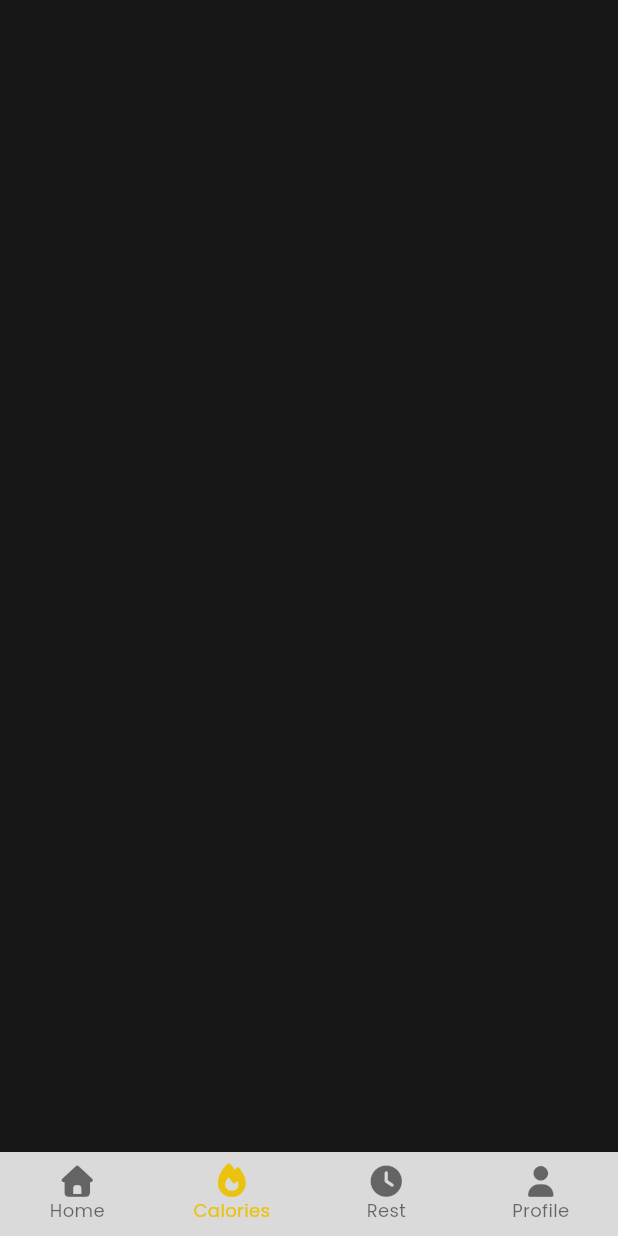
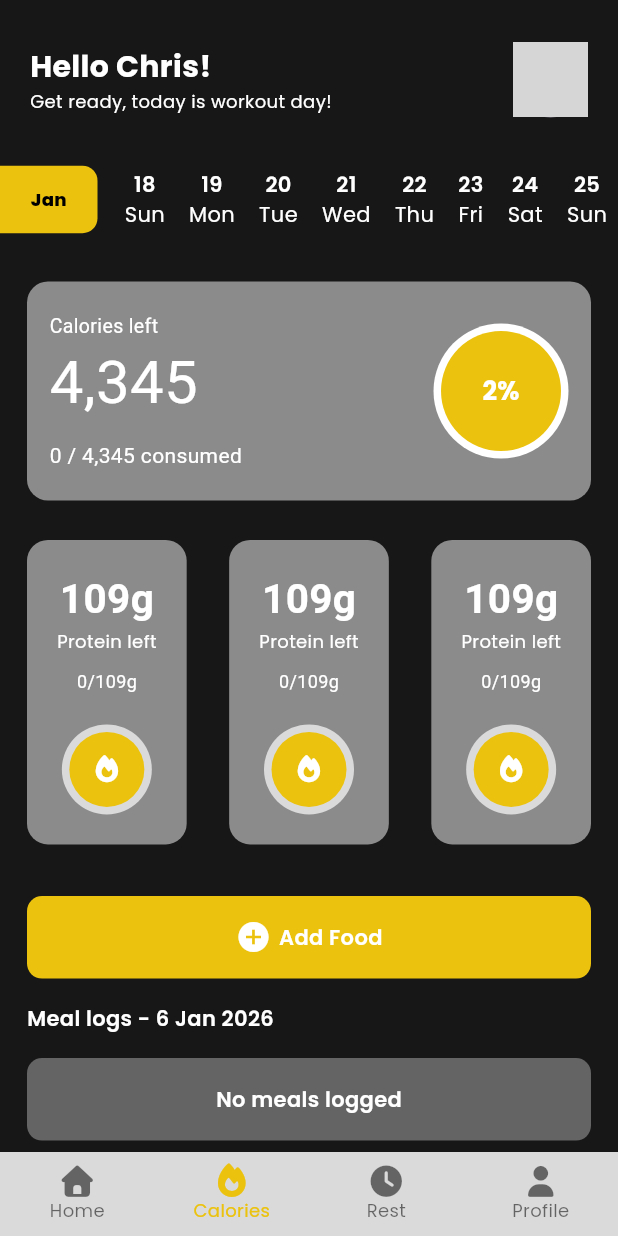
Before and after one commit to Christentimmy/Repcy, a Flutter app: the BottomNavigationWidget screen opened by its route, item 2 of the bottom bar chosen, on a phone screen of 412 x 824 dp. Run offline on Flutter 3.47's test engine with Material 3 defaults, Android fonts, the phone set to English and light mode, and no system bars; our stand-ins replace font_awesome_flutter, get, google_fonts, loading_animation_widget; grey boxes are pictures that could not be loaded.

Commit message:
calories screen

```diff
--- /dev/null
+++ b/lib/app/modules/home/screens/calories_screen.dart
@@ -0,0 +1,389 @@
+import 'package:flutter/material.dart';
+import 'package:font_awesome_flutter/font_awesome_flutter.dart';
+import 'package:get/get.dart';
+import 'package:google_fonts/google_fonts.dart';
+import 'package:intl/intl.dart';
+import 'package:repcy/app/resources/colors.dart';
+import 'package:repcy/app/widgets/custom_button.dart';
+
+class CaloriesScreen extends StatelessWidget {
+  const CaloriesScreen({super.key});
+
+  @override
+  Widget build(BuildContext context) {
+    return Scaffold(
+      body: SafeArea(
+        child: ListView(
+          padding: EdgeInsets.symmetric(vertical: 20),
+          children: [
+            SizedBox(height: Get.height * 0.01),
+            Padding(
+              padding: const EdgeInsets.symmetric(horizontal: 20),
+              child: Row(
+                mainAxisAlignment: MainAxisAlignment.center,
+                children: [
+                  Column(
+                    crossAxisAlignment: CrossAxisAlignment.start,
+                    children: [
+                      Text(
+                        "Hello Chris!",
+                        style: GoogleFonts.poppins(
+                          fontSize: 20,
+                          color: Colors.white,
+                          fontWeight: FontWeight.bold,
+                        ),
+                      ),
+                      Text(
+                        "Get ready, today is workout day!",
+                        style: GoogleFonts.poppins(
+                          fontSize: 12,
+                          color: Colors.white,
+                          fontWeight: FontWeight.normal,
+                        ),
+                      ),
+                    ],
+                  ),
+                  const Spacer(),
+                  CircleAvatar(
+                    radius: 25,
+                    backgroundImage: AssetImage('assets/images/young.png'),
+                  ),
+                ],
+              ),
+            ),
+
+            SizedBox(height: Get.height * 0.03),
+            buildCalenderRow(),
+            SizedBox(height: Get.height * 0.03),
+            Container(
+              margin: EdgeInsets.symmetric(horizontal: 18),
+              padding: EdgeInsets.symmetric(vertical: 20, horizontal: 15),
+              decoration: BoxDecoration(
+                borderRadius: BorderRadius.circular(14),
+                color: Color(0xFFD9D9D9).withValues(alpha: 0.6),
+              ),
+              child: Row(
+                children: [
+                  Column(
+                    crossAxisAlignment: CrossAxisAlignment.start,
+                    children: [
+                      Text(
+                        "Calories left",
+                        style: GoogleFonts.bubblegumSans(
+                          color: Colors.white,
+                          fontSize: 13,
+                        ),
+                      ),
+                      Text(
+                        "4,345",
+                        style: GoogleFonts.bubblegumSans(
+                          color: Colors.white,
+                          fontSize: 40,
+                        ),
+                      ),
+                      SizedBox(height: 10),
+                      Text(
+                        "0 / 4,345 consumed",
+                        style: GoogleFonts.bubblegumSans(color: Colors.white),
+                      ),
+                    ],
+                  ),
+                  const Spacer(),
+                  CircleAvatar(
+                    radius: 45,
+                    backgroundColor: Colors.white,
+                    child: CircleAvatar(
+                      radius: 40,
+                      backgroundColor: AppColors.primaryColor,
+                      child: Text(
+                        "2%",
+                        style: GoogleFonts.poppins(
+                          fontSize: 17,
+                          color: Colors.white,
+                          fontWeight: FontWeight.w700,
+                        ),
+                      ),
+                    ),
+                  ),
+                ],
+              ),
+            ),
+            SizedBox(height: Get.height * 0.01),
+            Padding(
+              padding: const EdgeInsets.all(18.0),
+              child: Row(
+                mainAxisAlignment: MainAxisAlignment.spaceBetween,
+                children: [
+                  Container(
+                    padding: EdgeInsets.all(20),
+                    decoration: BoxDecoration(
+                      borderRadius: BorderRadius.circular(14),
+                      color: Color(0xFFD9D9D9).withValues(alpha: 0.6),
+                    ),
+                    child: Column(
+                      children: [
+                        Text(
+                          "109g",
+                          style: GoogleFonts.bubblegumSans(
+                            fontSize: 27,
+                            color: Colors.white,
+                            fontWeight: FontWeight.w700,
+                          ),
+                        ),
+                        Text(
+                          "Protein left",
+                          style: GoogleFonts.poppins(
+                            fontSize: 12,
+                            color: Colors.white,
+                            fontWeight: FontWeight.normal,
+                          ),
+                        ),
+                        SizedBox(height: 10),
+                        Text(
+                          "0/109g",
+                          style: GoogleFonts.bubblegumSans(
+                            fontSize: 12,
+                            color: Colors.white,
+                            fontWeight: FontWeight.normal,
+                          ),
+                        ),
+                        SizedBox(height: 20),
+                        CircleAvatar(
+                          radius: 30,
+                          backgroundColor: Color(0XFFDADADA),
+                          child: CircleAvatar(
+                            radius: 25,
+                            backgroundColor: AppColors.primaryColor,
+                            child: Icon(
+                              FontAwesomeIcons.fire,
+                              color: Colors.white,
+                              size: 17,
+                            ),
+                          ),
+                        ),
+                      ],
+                    ),
+                  ),
+                  Container(
+                    padding: EdgeInsets.all(20),
+                    decoration: BoxDecoration(
+                      borderRadius: BorderRadius.circular(14),
+                      color: Color(0xFFD9D9D9).withValues(alpha: 0.6),
+                    ),
+                    child: Column(
+                      children: [
+                        Text(
+                          "109g",
+                          style: GoogleFonts.bubblegumSans(
+                            fontSize: 27,
+                            color: Colors.white,
+                            fontWeight: FontWeight.w700,
+                          ),
+                        ),
+                        Text(
+                          "Protein left",
+                          style: GoogleFonts.poppins(
+                            fontSize: 12,
+                            color: Colors.white,
+                            fontWeight: FontWeight.normal,
+                          ),
+                        ),
+                        SizedBox(height: 10),
+                        Text(
+                          "0/109g",
+                          style: GoogleFonts.bubblegumSans(
+                            fontSize: 12,
+                            color: Colors.white,
+                            fontWeight: FontWeight.normal,
+                          ),
+                        ),
+                        SizedBox(height: 20),
+                        CircleAvatar(
+                          radius: 30,
+                          backgroundColor: Color(0XFFDADADA),
+                          child: CircleAvatar(
+                            radius: 25,
+                            backgroundColor: AppColors.primaryColor,
+                            child: Icon(
+                              FontAwesomeIcons.fire,
+                              color: Colors.white,
+                              size: 17,
+                            ),
+                          ),
+                        ),
+                      ],
+                    ),
+                  ),
+                  Container(
+                    padding: EdgeInsets.all(20),
+                    decoration: BoxDecoration(
+                      borderRadius: BorderRadius.circular(14),
+                      color: Color(0xFFD9D9D9).withValues(alpha: 0.6),
+                    ),
+                    child: Column(
+                      children: [
+                        Text(
+                          "109g",
+                          style: GoogleFonts.bubblegumSans(
+                            fontSize: 27,
+                            color: Colors.white,
+                            fontWeight: FontWeight.w700,
+                          ),
+                        ),
+                        Text(
+                          "Protein left",
+                          style: GoogleFonts.poppins(
+                            fontSize: 12,
+                            color: Colors.white,
+                            fontWeight: FontWeight.normal,
+                          ),
+                        ),
+                        SizedBox(height: 10),
+                        Text(
+                          "0/109g",
+                          style: GoogleFonts.bubblegumSans(
+                            fontSize: 12,
+                            color: Colors.white,
+                            fontWeight: FontWeight.normal,
+                          ),
+                        ),
+                        SizedBox(height: 20),
+                        CircleAvatar(
+                          radius: 30,
+                          backgroundColor: Color(0XFFDADADA),
+                          child: CircleAvatar(
+                            radius: 25,
+                            backgroundColor: AppColors.primaryColor,
+                            child: Icon(
+                              FontAwesomeIcons.fire,
+                              color: Colors.white,
+                              size: 17,
+                            ),
+                          ),
+                        ),
+                      ],
+                    ),
+                  ),
+                ],
+              ),
+            ),
+            SizedBox(height: Get.height * 0.02),
+            Padding(
+              padding: const EdgeInsets.symmetric(horizontal: 18.0),
+              child: CustomButton(
+                ontap: () {},
+                isLoading: false.obs,
+                child: Row(
+                  mainAxisAlignment: MainAxisAlignment.center,
+                  children: [
+                    Icon(Icons.add_circle, color: Colors.white),
+                    SizedBox(width: 5),
+                    Text(
+                      "Add Food",
+                      style: GoogleFonts.poppins(
+                        color: Colors.white,
+                        fontWeight: FontWeight.w600,
+                      ),
+                    ),
+                  ],
+                ),
+              ),
+            ),
+            SizedBox(height: Get.height * 0.02),
+            Padding(
+              padding: EdgeInsets.symmetric(horizontal: 18),
+              child: Text(
+                "Meal logs - 6 Jan 2026",
+                style: GoogleFonts.poppins(
+                  fontSize: 14,
+                  fontWeight: FontWeight.w600,
+                  color: Colors.white,
+                ),
+              ),
+            ),
+            SizedBox(height: Get.height * 0.02),
+            Padding(
+              padding: const EdgeInsets.symmetric(horizontal: 18.0),
+              child: CustomButton(
+                ontap: () {},
+                bgColor: Colors.white.withValues(alpha: 0.33),
+                isLoading: false.obs,
+                child: Text(
+                  "No meals logged",
+                  style: GoogleFonts.poppins(
+                    color: Colors.white,
+                    fontWeight: FontWeight.w600,
+                  ),
+                ),
+              ),
+            ),
+          ],
+        ),
+      ),
+    );
+  }
+
+  Row buildCalenderRow() {
+    return Row(
+      children: [
+        Container(
+          height: 45,
+          width: 65,
+          alignment: Alignment.center,
+          decoration: BoxDecoration(
+            borderRadius: BorderRadius.only(
+              topRight: Radius.circular(10),
+              bottomRight: Radius.circular(10),
+            ),
+            color: AppColors.primaryColor,
+          ),
+          child: Text(
+            DateFormat('MMM').format(DateTime.now()),
+            style: GoogleFonts.poppins(
+              fontSize: 12,
+              fontWeight: FontWeight.w800,
+              color: Colors.black,
+            ),
+          ),
+        ),
+        SizedBox(width: 10),
+        Expanded(
+          child: SizedBox(
+            height: 60,
+            child: ListView.builder(
+              itemCount: 9,
+              scrollDirection: Axis.horizontal,
+              itemBuilder: (context, index) {
+                return Padding(
+                  padding: const EdgeInsets.symmetric(horizontal: 8.0),
+                  child: Column(
+                    mainAxisAlignment: MainAxisAlignment.center,
+                    children: [
+                      Text(
+                        DateTime.now()
+                            .add(Duration(days: index))
+                            .day
+                            .toString(),
+                        style: GoogleFonts.poppins(
+                          fontSize: 14,
+                          fontWeight: FontWeight.w600,
+                          color: Colors.white,
+                        ),
+                      ),
+                      Text(
+                        DateFormat(
+                          "EEE",
+                        ).format(DateTime.now().add(Duration(days: index))),
+                        style: GoogleFonts.poppins(color: Colors.white),
+                      ),
+                    ],
+                  ),
+                );
+              },
+            ),
+          ),
+        ),
+      ],
+    );
+  }
+}
--- a/lib/app/modules/home/screens/home_screen.dart
+++ b/lib/app/modules/home/screens/home_screen.dart
@@ -198,7 +198,7 @@ class HomeScreen extends StatelessWidget {
               ),
             ),
             Container(
-              padding: EdgeInsets.symmetric(horizontal: 18),
+              margin: EdgeInsets.only(left: 5),
               height: 120,
               child: ListView.builder(
                 itemCount: 6,
@@ -207,7 +207,6 @@ class HomeScreen extends StatelessWidget {
                   return Container(
                     width: 140,
                     padding: EdgeInsets.all(10),
-                    margin: EdgeInsets.only(right: 10),
                     child: Stack(
                       children: [
                         ClipRRect(
--- a/lib/app/routes/app_pages.dart
+++ b/lib/app/routes/app_pages.dart
@@ -1,6 +1,7 @@
 import 'package:get/get.dart';
 import 'package:repcy/app/modules/auth/screens/login_screen.dart';
 import 'package:repcy/app/modules/auth/screens/signup_screen.dart';
+import 'package:repcy/app/modules/home/screens/calories_screen.dart';
 import 'package:repcy/app/modules/home/screens/home_screen.dart';
 import 'package:repcy/app/modules/notification/screens/notification_request_screen.dart';
 import 'package:repcy/app/modules/onboarding/onboarding_screen.dart';
@@ -13,50 +14,30 @@ import 'package:repcy/app/routes/app_routes.dart';
 import 'package:repcy/app/widgets/bottom_navigation_widget.dart';
 
 class AppPages {
-   static final routes = <GetPage>[
-    GetPage(
-      name: AppRoutes.splash,
-      page: () =>  SplashScreen(),
-    ),
-    GetPage(
-      name: AppRoutes.onboardingScreen,
-      page: () =>  OnboardingScreen(),
-    ),
-    GetPage(
-      name: AppRoutes.bodyDetailsScreen,
-      page: () =>  BodyDetailsScreen(),
-    ),
-    GetPage(
-      name: AppRoutes.goalScreen,
-      page: () =>  GoalScreen(),
-    ),
+  static final routes = <GetPage>[
+    GetPage(name: AppRoutes.splash, page: () => SplashScreen()),
+    GetPage(name: AppRoutes.onboardingScreen, page: () => OnboardingScreen()),
+    GetPage(name: AppRoutes.bodyDetailsScreen, page: () => BodyDetailsScreen()),
+    GetPage(name: AppRoutes.goalScreen, page: () => GoalScreen()),
     GetPage(
       name: AppRoutes.workoutRoutineTimeScreen,
-      page: () =>  WorkoutRoutineTimeScreen(),
+      page: () => WorkoutRoutineTimeScreen(),
     ),
     GetPage(
       name: AppRoutes.notificationRequestScreen,
-      page: () =>  NotificationRequestScreen(),
+      page: () => NotificationRequestScreen(),
     ),
     GetPage(
       name: AppRoutes.subscriptionScreen,
-      page: () =>  SubscriptionScreen(),
+      page: () => SubscriptionScreen(),
     ),
-    GetPage(
-      name: AppRoutes.signupScreen,
-      page: () =>  SignupScreen(),
-    ),
-    GetPage(
-      name: AppRoutes.loginScreen,
-      page: () =>  LoginScreen(),
-    ),
-    GetPage(
-      name: AppRoutes.homeScreen,
-      page: () =>  HomeScreen(),
-    ),
+    GetPage(name: AppRoutes.signupScreen, page: () => SignupScreen()),
+    GetPage(name: AppRoutes.loginScreen, page: () => LoginScreen()),
+    GetPage(name: AppRoutes.homeScreen, page: () => HomeScreen()),
     GetPage(
       name: AppRoutes.bottomNavigation,
-      page: () =>  BottomNavigationWidget(),
+      page: () => BottomNavigationWidget(),
     ),
-   ];
+    GetPage(name: AppRoutes.caloriesScreen, page: () => CaloriesScreen()),
+  ];
 }
--- a/lib/app/routes/app_routes.dart
+++ b/lib/app/routes/app_routes.dart
@@ -13,4 +13,5 @@ class AppRoutes {
   static const String loginScreen = "/loginScreen";
   static const String homeScreen = "/homeScreen";
   static const String bottomNavigation = "/bottomNavigation";
+  static const String caloriesScreen = "/caloriesScreen";
 }
--- a/lib/app/widgets/bottom_navigation_widget.dart
+++ b/lib/app/widgets/bottom_navigation_widget.dart
@@ -1,6 +1,7 @@
 import 'package:flutter/material.dart';
 import 'package:font_awesome_flutter/font_awesome_flutter.dart';
 import 'package:get/get.dart';
+import 'package:repcy/app/modules/home/screens/calories_screen.dart';
 import 'package:repcy/app/modules/home/screens/home_screen.dart';
 import 'package:repcy/app/resources/colors.dart';
 
@@ -8,7 +9,7 @@ class BottomNavigationWidget extends StatelessWidget {
   BottomNavigationWidget({super.key});
 
   final RxInt currentIndex = 0.obs;
-  final pages = [HomeScreen(), Container(), Container(), Container()];
+  final pages = [HomeScreen(), CaloriesScreen(), Container(), Container()];
 
   @override
   Widget build(BuildContext context) {
```
